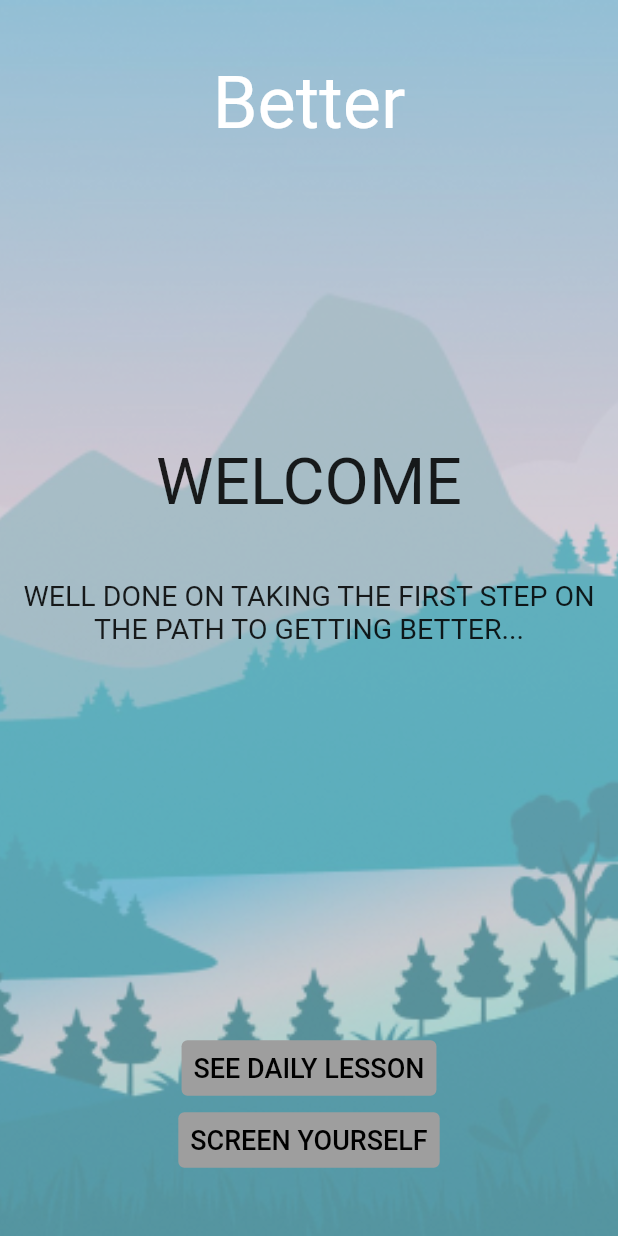
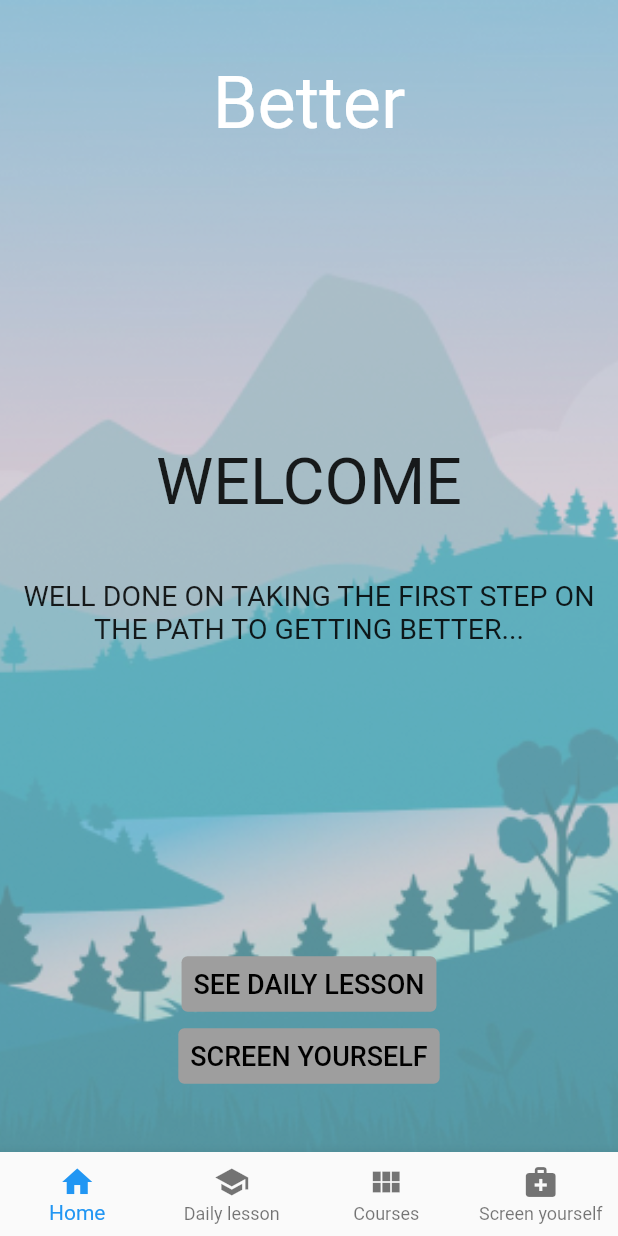
Before and after one commit to charlieblindsay/better, a Flutter app: the screen it shows after launch, on a phone screen of 412 x 824 dp. Run offline on Flutter 3.47's test engine with Material 2 defaults, Android fonts, the phone set to English and light mode, and no system bars; our stand-ins replace shared_preferences; Roboto replaces fonts that are missing (Cherry, Sen).

```diff
--- a/lib/screens/home_screen.dart
+++ b/lib/screens/home_screen.dart
@@ -8,32 +8,21 @@ String welcomeMessage =
     'Well done on taking the first step on the path to getting better...';
 
 class HomeScreen extends StatefulWidget {
+  // final bool lessonButtonVisibility;
+  //
+  // HomeScreen({@required this.lessonButtonVisibility});
 
   @override
   _HomeScreenState createState() => _HomeScreenState();
 }
 
 class _HomeScreenState extends State<HomeScreen> {
-
-  bool lessonButtonVisibility = true;
   int symptomIndex2;
   String frequency;
   String timeOfDay;
+  int bottomNavIndex = 0;
 
-  Future<void> lessonButtonVisibilityFunction() async{
-    final prefs = await SharedPreferences.getInstance();
-    final symptomIndex = prefs.getInt('symptomIndex');
-    final selectedFrequency = prefs.getInt('frequency');
-    final selectedTimeOfDay = prefs.getInt('timeOfDay');
-    if(symptomIndex == null || selectedFrequency == null || selectedTimeOfDay == null){
-      lessonButtonVisibility = false;
-    }
-    else{
-      lessonButtonVisibility = true;
-    }
-  }
-
-  Future<void> _getSymptomIndex() async{
+  Future<void> _getSymptomIndex() async {
     final prefs = await SharedPreferences.getInstance();
     setState(() {
       symptomIndex2 = prefs.getInt('symptomIndex');
@@ -46,7 +35,6 @@ class _HomeScreenState extends State<HomeScreen> {
   void initState() {
     // TODO: implement initState
     super.initState();
-    lessonButtonVisibilityFunction();
   }
 
   @override
@@ -92,32 +80,35 @@ class _HomeScreenState extends State<HomeScreen> {
                 child: Column(
                   mainAxisAlignment: MainAxisAlignment.end,
                   children: [
-                  Visibility(
-                    visible: lessonButtonVisibility,
-                    child: TextButton(
+                    TextButton(
                         child: Text(
                           'See daily lesson'.toUpperCase(),
                           style: kMainText.copyWith(fontSize: 18.0),
                         ),
                         style: ButtonStyle(
-                            backgroundColor: MaterialStateProperty.all(Colors.grey),
+                            backgroundColor:
+                                MaterialStateProperty.all(Colors.grey),
                             foregroundColor:
                                 MaterialStateProperty.all(Colors.black)),
                         onPressed: () {
                           _getSymptomIndex();
                           Navigator.push(context,
                               MaterialPageRoute(builder: (context) {
-                            return LessonScreen(symptomIndex:symptomIndex2, frequency: frequency, timeOfDay: timeOfDay,);
+                            return LessonScreen(
+                              symptomIndex: symptomIndex2,
+                              frequency: frequency,
+                              timeOfDay: timeOfDay,
+                            );
                           }));
                         }),
-                  ),
                     TextButton(
                       child: Text(
                         'Screen yourself'.toUpperCase(),
                         style: kMainText.copyWith(fontSize: 18.0),
                       ),
                       style: ButtonStyle(
-                        backgroundColor: MaterialStateProperty.all(Colors.grey),
+                          backgroundColor:
+                              MaterialStateProperty.all(Colors.grey),
                           foregroundColor:
                               MaterialStateProperty.all(Colors.black)),
                       onPressed: () {
@@ -133,6 +124,30 @@ class _HomeScreenState extends State<HomeScreen> {
             ],
           ),
         ),
-    ));
+      ),
+      bottomNavigationBar: BottomNavigationBar(
+        currentIndex: bottomNavIndex,
+        onTap: (index){
+          setState(() {
+            bottomNavIndex = index;
+          });
+        },
+        type: BottomNavigationBarType.fixed,
+        items: const <BottomNavigationBarItem>[
+          BottomNavigationBarItem(
+              icon: Icon(Icons.home),
+              label: 'Home'),
+          BottomNavigationBarItem(
+              icon: Icon(Icons.school),
+              label: 'Daily lesson'),
+          BottomNavigationBarItem(
+              icon: Icon(Icons.view_module),
+              label: 'Courses'),
+          BottomNavigationBarItem(
+              icon: Icon(Icons.medical_services),
+              label: 'Screen yourself'),
+        ],
+      ),
+    );
   }
 }
```
Also changed, not shown: lib/screens/loading_screen.dart (added, +46 -0 lines), 1 other file. Lines whose indentation alone changed are shown as unchanged.
